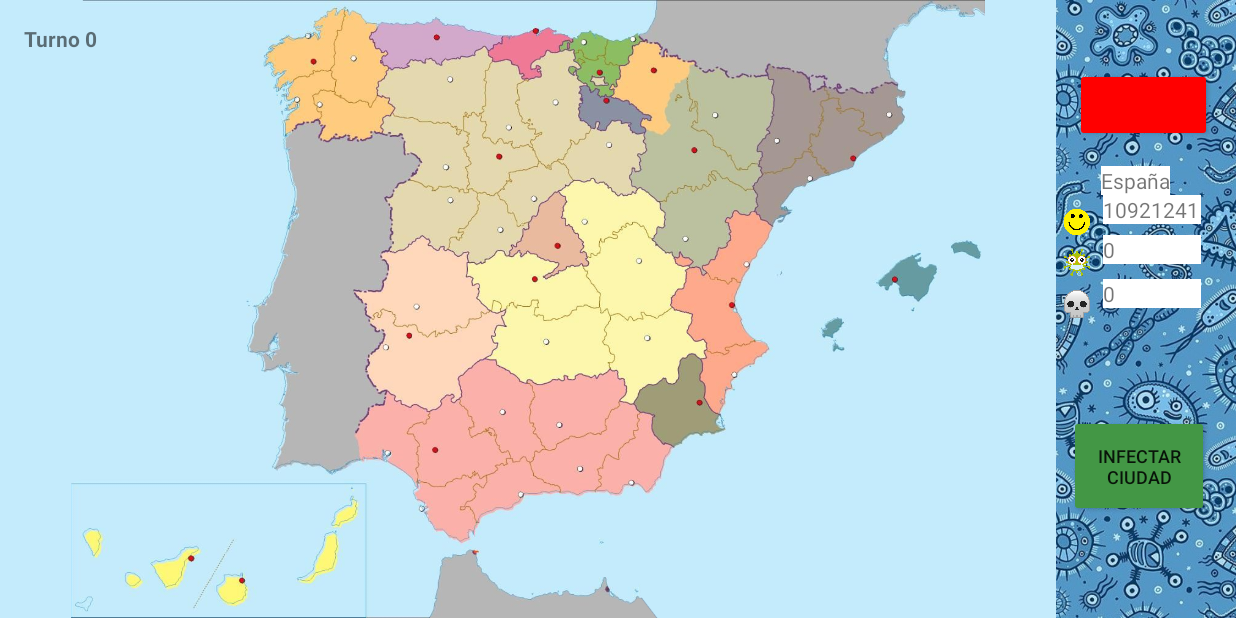
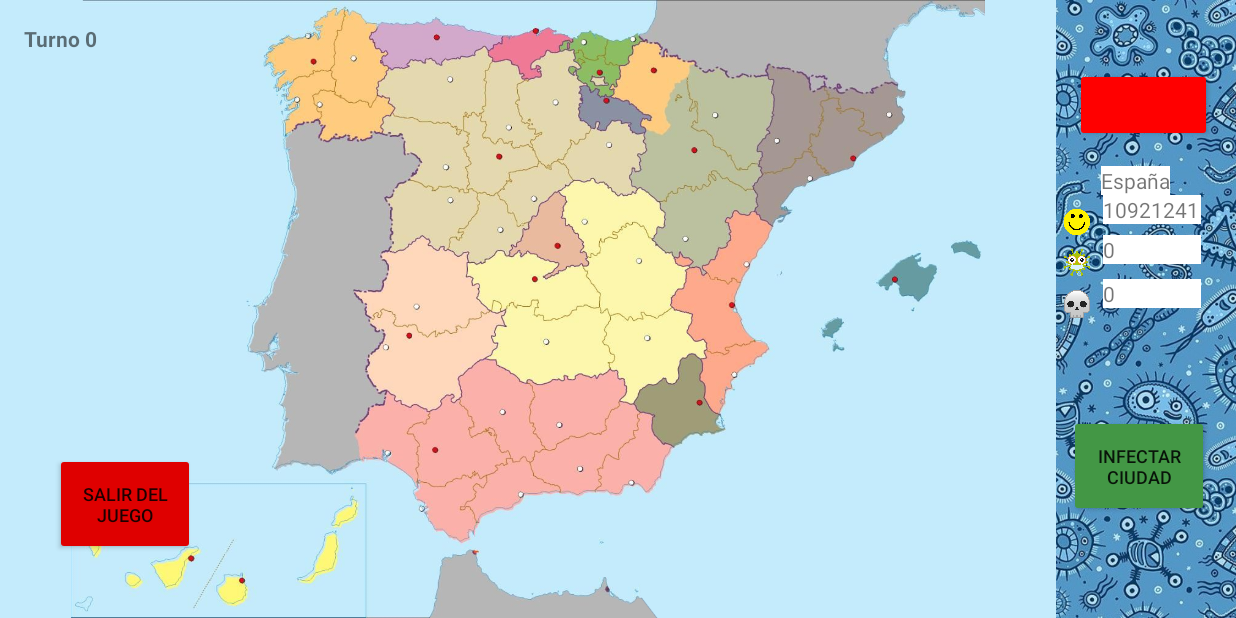
Before and after one commit to Adriton1/PracticaCalidad, an Android app: the MapActivity screen opened directly, with no data from a screen before it, on a phone screen of 824 x 412 dp (held sideways). Run offline under Robolectric (Android 15) with nearby library versions, the phone set to English and light mode, and no system bars.

Commit message:
button exit #1

```diff
--- a/app/src/main/java/com/example/pracprocesos/MapActivity.java
+++ b/app/src/main/java/com/example/pracprocesos/MapActivity.java
@@ -22,8 +22,8 @@ import java.util.concurrent.ConcurrentHashMap;
 
 public class MapActivity extends AppCompatActivity {
 
-    TextView lugar, sanos, infectados, muertos, textTurno;
-    Button botonVirus, botonInfectar;
+    TextView lugar, sanos, infectados, muertos, textTurno,confirmationText;
+    Button botonVirus, botonInfectar,botonSalir,confButtonYes,confButtonNo;
     ImageView imagenMapa, mapaZonas;
     ConcurrentHashMap<String, Ciudad> gameGraph = new ConcurrentHashMap<String,Ciudad>();
     Virus virus = new Virus();
@@ -41,7 +41,11 @@ public class MapActivity extends AppCompatActivity {
         virus.setNombre((String)getIntent().getSerializableExtra("virus"));
         botonVirus = (Button) findViewById(R.id.botonVirus);
         botonVirus.setText(virus.getNombre());
+        botonSalir=(Button) findViewById(R.id.Salir);
         gameGraph = InputData("newGameData.txt");
+        confirmationText=(TextView) findViewById(R.id.confirmationText);
+        confButtonYes=(Button) findViewById(R.id.confirmationYes);
+        confButtonNo=(Button) findViewById(R.id.confirmationNo);
         virus.actualizar(gameGraph);
         mostrarVirus(virus);
 
@@ -49,6 +53,20 @@ public class MapActivity extends AppCompatActivity {
             virus.actualizar(gameGraph);
             mostrarVirus(virus);
         });
+        botonSalir.setOnClickListener(v ->{
+            confirmationText.setVisibility(View.VISIBLE);
+            confButtonYes.setVisibility(View.VISIBLE);
+            confButtonNo.setVisibility(View.VISIBLE);
+        });
+        confButtonYes.setOnClickListener(v->{
+
+        });
+        confButtonNo.setOnClickListener(v->{
+
+        });
+        confirmationText.setVisibility(View.INVISIBLE);
+        confButtonYes.setVisibility(View.INVISIBLE);
+        confButtonNo.setVisibility(View.INVISIBLE);
 
         imagenMapa = (ImageView) findViewById(R.id.imagen_mapa);
         mapaZonas = (ImageView) findViewById(R.id.mapa_areas_colores);
--- a/app/src/main/res/layout/activity_map.xml
+++ b/app/src/main/res/layout/activity_map.xml
@@ -5,7 +5,8 @@
     xmlns:tools="http://schemas.android.com/tools"
     android:layout_width="match_parent"
     android:layout_height="match_parent"
-    android:background="#A7A7A7"
+    android:background="#ECECEC"
+    android:backgroundTint="#989898"
     tools:context=".MapActivity">
 
     <ImageView
@@ -185,6 +186,21 @@
         app:layout_constraintTop_toBottomOf="@+id/botonVirus"
         app:layout_constraintVertical_bias="0.86" />
 
+    <Button
+        android:id="@+id/Salir"
+        android:layout_width="93dp"
+        android:layout_height="68dp"
+        android:layout_marginBottom="42dp"
+        android:backgroundTint="#DF0000"
+        android:text="Salir del juego"
+        android:textSize="12dp"
+        app:layout_constraintBottom_toBottomOf="parent"
+        app:layout_constraintEnd_toEndOf="parent"
+        app:layout_constraintHorizontal_bias="0.05"
+        app:layout_constraintStart_toStartOf="parent"
+        app:layout_constraintTop_toBottomOf="@+id/botonVirus"
+        app:layout_constraintVertical_bias="1.0" />
+
     <TextView
         android:id="@+id/textView_turno"
         android:layout_width="wrap_content"
@@ -197,4 +213,29 @@
         app:layout_constraintStart_toStartOf="parent"
         app:layout_constraintTop_toTopOf="parent" />
 
+    <TextView
+        android:id="@+id/confirmationText"
+        android:layout_width="232dp"
+        android:layout_height="188dp"
+        android:background="#FF0000"
+        android:text="¿Seguro que quieres salir de esta partida y volver al menú?"
+        tools:layout_editor_absoluteX="30dp"
+        tools:layout_editor_absoluteY="242dp" />
+
+    <Button
+        android:id="@+id/confirmationYes"
+        android:layout_width="wrap_content"
+        android:layout_height="wrap_content"
+        android:text="Si"
+        tools:layout_editor_absoluteX="52dp"
+        tools:layout_editor_absoluteY="382dp" />
+
+    <Button
+        android:id="@+id/confirmationNo"
+        android:layout_width="wrap_content"
+        android:layout_height="wrap_content"
+        android:text="No, volver"
+        tools:layout_editor_absoluteX="161dp"
+        tools:layout_editor_absoluteY="382dp" />
+
 </androidx.constraintlayout.widget.ConstraintLayout>
```
